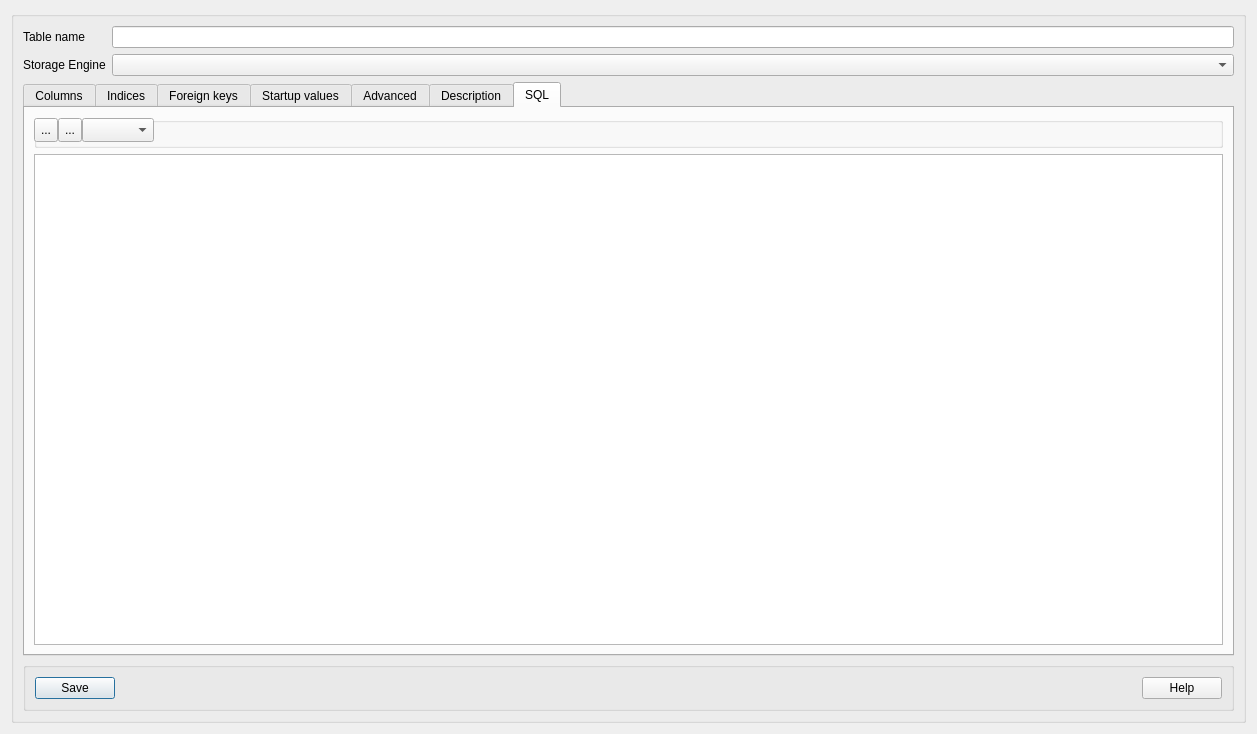
Above: NewTableForm.ui from fritzone/ddm before the change. Below: the same form after it.
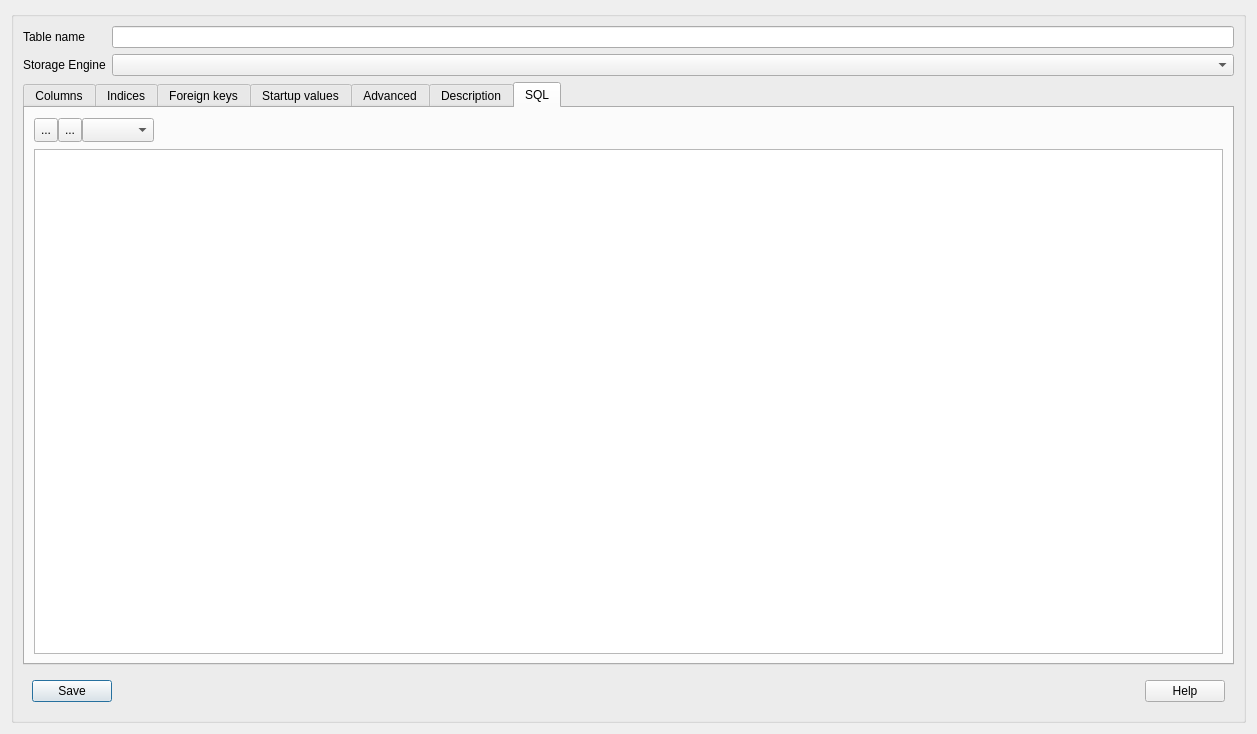
That is the form after the change. The open tabs and pages were chosen to show the change. Icons and pictures are not drawn.

What changed in the file:
```diff
--- a/NewTableForm.ui
+++ b/NewTableForm.ui
@@ -1129,7 +1129,7 @@
          </attribute>
          <layout class="QVBoxLayout" name="verticalLayout_16">
           <item>
-           <widget class="QGroupBox" name="groupBox_9">
+           <widget class="QFrame" name="frame_9">
             <property name="sizePolicy">
              <sizepolicy hsizetype="Preferred" vsizetype="Fixed">
               <horstretch>0</horstretch>
@@ -1148,9 +1148,6 @@
               <height>36</height>
              </size>
             </property>
-            <property name="title">
-             <string/>
-            </property>
             <widget class="QWidget" name="horizontalLayoutWidget">
              <property name="geometry">
               <rect>
@@ -1255,10 +1252,7 @@
        </widget>
       </item>
       <item>
-       <widget class="QGroupBox" name="groupBox_6">
-        <property name="title">
-         <string/>
-        </property>
+       <widget class="QFrame" name="frame_6">
         <layout class="QHBoxLayout" name="horizontalLayout">
          <item>
           <widget class="QDialogButtonBox" name="buttons">
```
Left out of the diff: 170 changed lines with no effect on the pictures.
